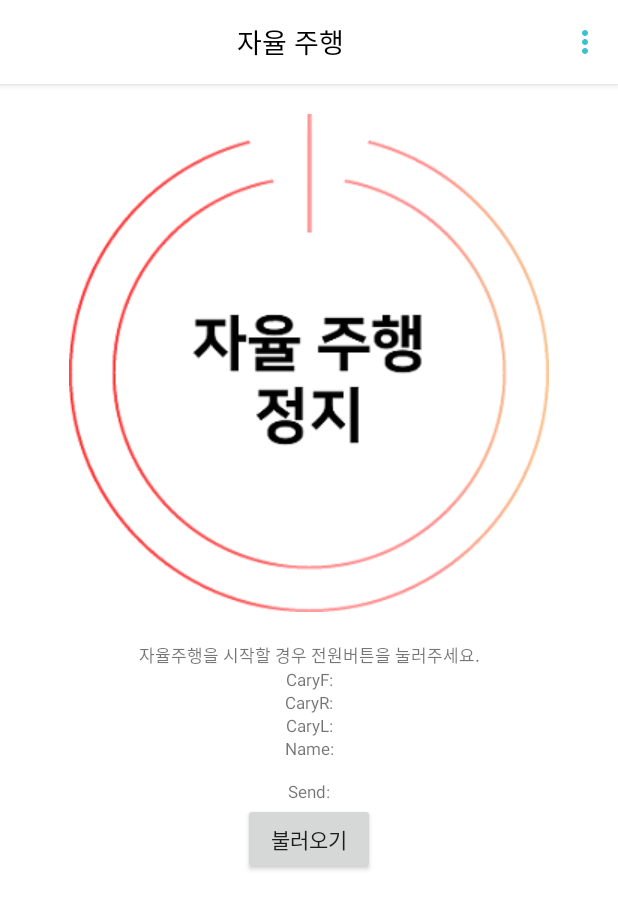
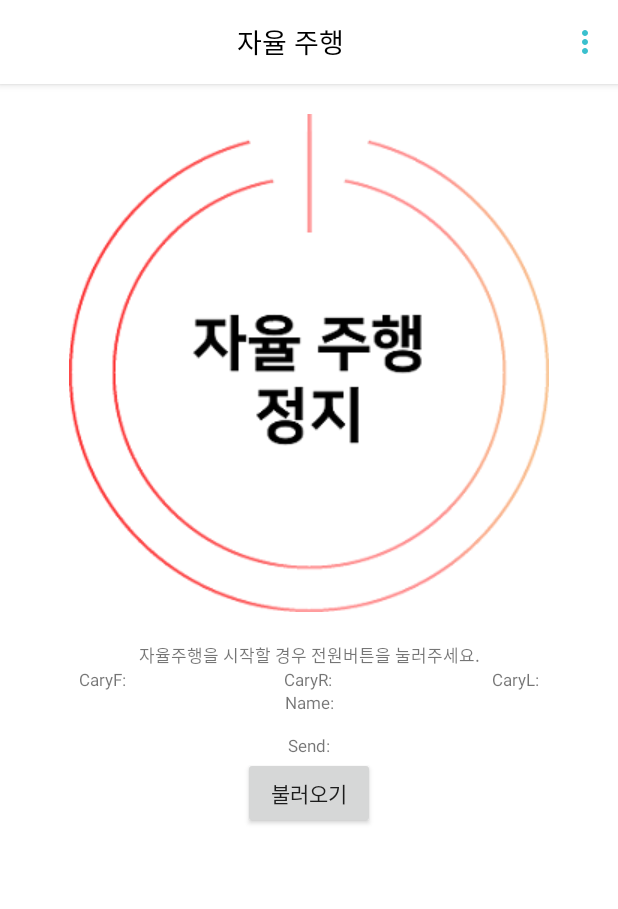
Before and after one commit to GnmG0908/WMC, an Android app: the screen it shows after launch (Auto), in the options menu, after a tap on "자동모드", on a phone screen of 412 x 824 dp. Shown: the top 909 px of the screen. Run offline under Robolectric (Android 15) with nearby library versions, the phone set to English and light mode, and no system bars; libraries missing offline, so code that uses them is left out: com.estimote.coresdk, org.altbeacon.beacon; 7 statements that could not run were skipped.

Commit message:
UI 변경
오토 모드에서 테스트용 UI를 세로에서 가로로 변경

```diff
--- a/Android/app/src/main/res/layout/auto.xml
+++ b/Android/app/src/main/res/layout/auto.xml
@@ -1,6 +1,5 @@
 <?xml version="1.0" encoding="utf-8"?>
-<LinearLayout
-    xmlns:android="http://schemas.android.com/apk/res/android"
+<LinearLayout xmlns:android="http://schemas.android.com/apk/res/android"
     android:id="@+id/AutoXml"
     android:layout_width="match_parent"
     android:layout_height="match_parent"
@@ -15,52 +14,65 @@
         android:layout_margin="20dp"
         android:background="#FFFFFF"
         android:src="@drawable/red_start" />
+
     <TextView
+        android:id="@+id/ment"
         android:layout_width="match_parent"
         android:layout_height="wrap_content"
-        android:id="@+id/ment"
+        android:gravity="center"
         android:text="자율주행을 시작할 경우 전원버튼을 눌러주세요."
-        android:textSize="5pt"
-        android:gravity="center"/>
-    <TextView
+        android:textSize="5pt" />
+
+    <LinearLayout
         android:layout_width="match_parent"
         android:layout_height="wrap_content"
-        android:id="@+id/caryF"
-        android:text="CaryF:"
-        android:textSize="5pt"
-        android:gravity="center"/>
+        android:orientation="horizontal">
+        <TextView
+            android:id="@+id/caryF"
+            android:layout_width="wrap_content"
+            android:layout_height="wrap_content"
+            android:layout_weight="1"
+            android:gravity="center"
+            android:text="CaryF:"
+            android:textSize="5pt" />
+        <TextView
+            android:id="@+id/caryR"
+            android:layout_width="wrap_content"
+            android:layout_height="wrap_content"
+            android:layout_weight="1"
+            android:gravity="center"
+            android:text="CaryR:"
+            android:textSize="5pt" />
+        <TextView
+            android:id="@+id/caryL"
+            android:layout_width="wrap_content"
+            android:layout_height="wrap_content"
+            android:layout_weight="1"
+            android:gravity="center"
+            android:text="CaryL:"
+            android:textSize="5pt" />
+    </LinearLayout>
+
     <TextView
+        android:id="@+id/testname"
         android:layout_width="match_parent"
         android:layout_height="wrap_content"
-        android:id="@+id/caryR"
-        android:text="CaryR:"
-        android:textSize="5pt"
-        android:gravity="center"/>
+        android:gravity="center"
+        android:text="Name:"
+        android:textSize="5pt" />
+
     <TextView
+        android:id="@+id/direction"
         android:layout_width="match_parent"
         android:layout_height="wrap_content"
-        android:id="@+id/caryL"
-        android:text="CaryL:"
-        android:textSize="5pt"
-        android:gravity="center"/>
-    <TextView
-        android:layout_width="match_parent"
-        android:layout_height="wrap_content"
-        android:id="@+id/testname"
-        android:text="Name:"
-        android:textSize="5pt"
-        android:gravity="center"/>
-    <TextView
-        android:layout_width="match_parent"
-        android:layout_height="wrap_content"
-        android:id="@+id/direction"
+        android:gravity="center"
         android:text="Send:"
-        android:textSize="5pt"
-        android:gravity="center"/>
+        android:textSize="5pt" />
+
     <Button
-        android:text="불러오기"
         android:id="@+id/save"
         android:layout_width="wrap_content"
         android:layout_height="wrap_content"
-        android:layout_gravity="center"/>
+        android:layout_gravity="center"
+        android:text="불러오기" />
 </LinearLayout>
```
